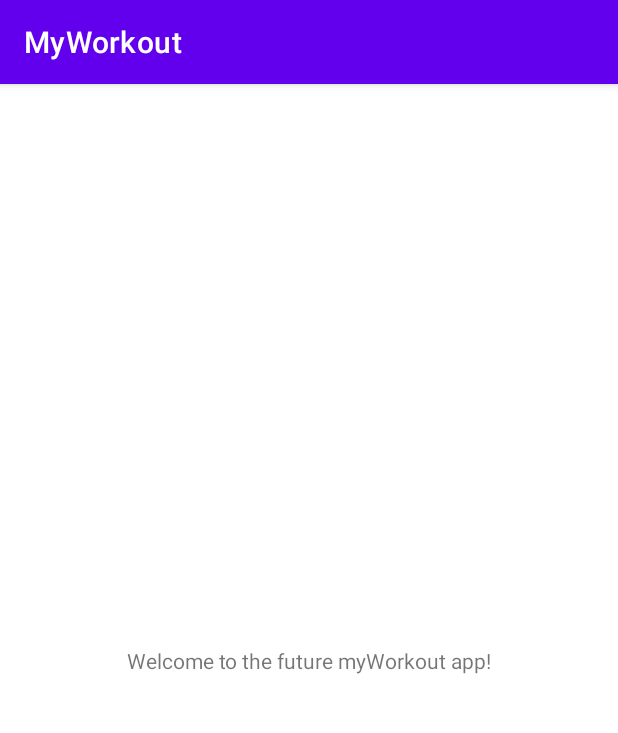
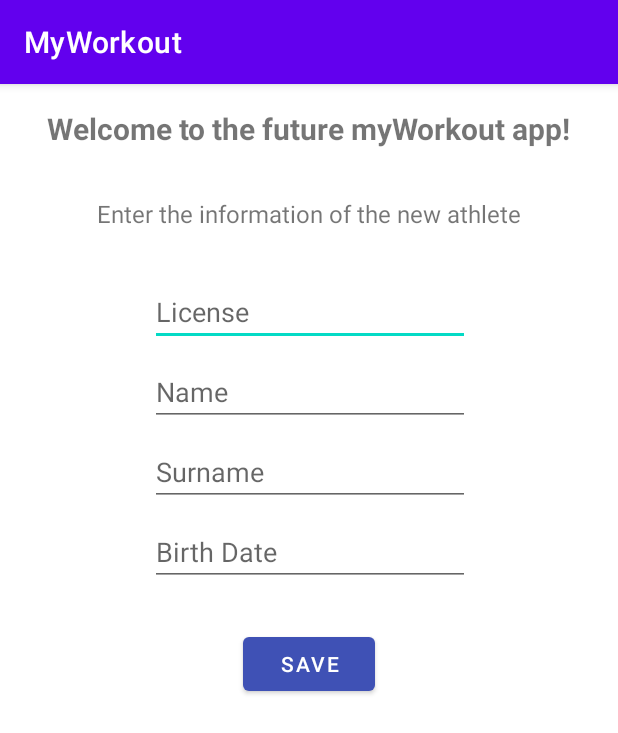
Before and after one commit to ivione93/myWorkout-app, an Android app: the screen it shows after launch (MainActivity), on a phone screen of 412 x 824 dp. Shown: the top 733 px of the screen. Run offline under Robolectric (Android 15) with nearby library versions, the phone set to English and light mode, and no system bars; our stand-ins replace Volley; network calls fail.

```diff
--- a/app/build.gradle
+++ b/app/build.gradle
@@ -33,6 +33,7 @@ dependencies {
     implementation 'androidx.appcompat:appcompat:1.1.0'
     implementation 'com.google.android.material:material:1.1.0'
     implementation 'androidx.constraintlayout:constraintlayout:1.1.3'
+    implementation 'com.android.volley:volley:1.2.0'
     testImplementation 'junit:junit:4.+'
     androidTestImplementation 'androidx.test.ext:junit:1.1.1'
     androidTestImplementation 'androidx.test.espresso:espresso-core:3.2.0'
--- a/app/src/main/AndroidManifest.xml
+++ b/app/src/main/AndroidManifest.xml
@@ -1,14 +1,16 @@
 <?xml version="1.0" encoding="utf-8"?>
 <manifest xmlns:android="http://schemas.android.com/apk/res/android"
     package="com.ivione.myworkout">
-
+    <uses-permission android:name="android.permission.INTERNET" />
+    <uses-permission android:name="android.permission.WRITE_INTERNAL_STORAGE" />
     <application
         android:allowBackup="true"
         android:icon="@drawable/myworkout"
         android:label="@string/app_name"
         android:roundIcon="@mipmap/ic_launcher_round"
         android:supportsRtl="true"
-        android:theme="@style/Theme.MyWorkout">
+        android:theme="@style/Theme.MyWorkout"
+        android:usesCleartextTraffic="true">
         <activity android:name=".MainActivity">
             <intent-filter>
                 <action android:name="android.intent.action.MAIN" />
--- a/app/src/main/java/com/ivione/myworkout/MainActivity.java
+++ b/app/src/main/java/com/ivione/myworkout/MainActivity.java
@@ -1,14 +1,78 @@
 package com.ivione.myworkout;
+
+import android.content.Intent;
+import android.os.Bundle;
+import android.widget.Button;
+import android.widget.EditText;
+import android.widget.TextView;
 
 import androidx.appcompat.app.AppCompatActivity;
 
-import android.os.Bundle;
+import com.android.volley.Request;
+import com.android.volley.RequestQueue;
+import com.android.volley.toolbox.JsonArrayRequest;
+import com.android.volley.toolbox.Volley;
+
+import org.json.JSONException;
+import org.json.JSONObject;
 
 public class MainActivity extends AppCompatActivity {
+
+    TextView textView2;
+    EditText licenseText, nameText, surnameText, birthDateInput;
+    Button saveButton;
+
+    RequestQueue requestQueue;
+    private static final String URL = "http://127.0.0.1:8080/workout/athlete/M1599/competition/all";
 
     @Override
     protected void onCreate(Bundle savedInstanceState) {
         super.onCreate(savedInstanceState);
         setContentView(R.layout.activity_main);
+
+        requestQueue = Volley.newRequestQueue(this);
+        textView2 = findViewById(R.id.textView2);
+        jsonArrayRequest();
+
+        licenseText = findViewById(R.id.licenseText);
+        nameText = findViewById(R.id.nameText);
+        surnameText = findViewById(R.id.surnameText);
+        birthDateInput = findViewById(R.id.birthDateInput);
+        saveButton = findViewById(R.id.saveButton);
+
+        saveButton.setOnClickListener(view -> {
+            String enviarCorreo = "ivgarciag@yahoo.es";
+            String enviarAsunto = "[MyWorkout] Prueba de envío";
+            String enviarMensaje = "Licencia: " + licenseText.getText().toString() +
+                    " Nombre: " + nameText.getText().toString() + " " + surnameText.getText().toString();
+
+            Intent intent = new Intent(Intent.ACTION_SEND);
+
+            intent.putExtra(Intent.EXTRA_EMAIL, new String[] {enviarCorreo});
+            intent.putExtra(Intent.EXTRA_SUBJECT, enviarAsunto);
+            intent.putExtra(Intent.EXTRA_TEXT, enviarMensaje);
+
+            intent.setType("message/rfc822");
+
+            startActivity(Intent.createChooser(intent, "Elije un cliente de correo"));
+        });
+    }
+
+    private void jsonArrayRequest() {
+        JsonArrayRequest json = new JsonArrayRequest(Request.Method.GET, URL, null, response -> {
+            int size = response.length();
+            for (int i=0; i<size; i++) {
+                try {
+                    JSONObject jsonObject = new JSONObject(response.get(i).toString());
+                    String licencia = jsonObject.getString("license");
+                    textView2.append("License: " + licencia + "/n");
+                } catch (JSONException e) {
+                    e.printStackTrace();
+                }
+            }
+        }, error -> {
+
+        });
+        requestQueue.add(json);
     }
 }
--- a/app/src/main/res/layout/activity_main.xml
+++ b/app/src/main/res/layout/activity_main.xml
@@ -7,12 +7,92 @@
     tools:context=".MainActivity">
 
     <TextView
+        android:id="@+id/textView"
         android:layout_width="wrap_content"
         android:layout_height="wrap_content"
+        android:layout_marginTop="16dp"
         android:text="Welcome to the future myWorkout app!"
-        app:layout_constraintBottom_toBottomOf="parent"
-        app:layout_constraintLeft_toLeftOf="parent"
-        app:layout_constraintRight_toRightOf="parent"
+        android:textSize="20dp"
+        android:textStyle="bold"
+        app:layout_constraintEnd_toEndOf="parent"
+        app:layout_constraintStart_toStartOf="parent"
         app:layout_constraintTop_toTopOf="parent" />
 
+    <TextView
+        android:id="@+id/textView2"
+        android:layout_width="wrap_content"
+        android:layout_height="wrap_content"
+        android:layout_marginTop="32dp"
+        android:text="Enter the information of the new athlete"
+        android:textSize="16dp"
+        app:layout_constraintEnd_toEndOf="parent"
+        app:layout_constraintStart_toStartOf="parent"
+        app:layout_constraintTop_toBottomOf="@+id/textView" />
+
+    <EditText
+        android:id="@+id/licenseText"
+        android:layout_width="wrap_content"
+        android:layout_height="wrap_content"
+        android:layout_marginTop="32dp"
+        android:ems="10"
+        android:hint="License"
+        android:inputType="textPersonName"
+        app:layout_constraintEnd_toEndOf="parent"
+        app:layout_constraintHorizontal_bias="0.502"
+        app:layout_constraintStart_toStartOf="parent"
+        app:layout_constraintTop_toBottomOf="@+id/textView2" />
+
+    <EditText
+        android:id="@+id/nameText"
+        android:layout_width="wrap_content"
+        android:layout_height="wrap_content"
+        android:layout_marginTop="8dp"
+        android:ems="10"
+        android:hint="Name"
+        android:inputType="textPersonName"
+        app:layout_constraintEnd_toEndOf="parent"
+        app:layout_constraintHorizontal_bias="0.502"
+        app:layout_constraintStart_toStartOf="parent"
+        app:layout_constraintTop_toBottomOf="@+id/licenseText" />
+
+    <EditText
+        android:id="@+id/surnameText"
+        android:layout_width="wrap_content"
+        android:layout_height="wrap_content"
+        android:layout_marginTop="8dp"
+        android:ems="10"
+        android:hint="Surname"
+        android:inputType="textPersonName"
+        app:layout_constraintEnd_toEndOf="parent"
+        app:layout_constraintHorizontal_bias="0.502"
+        app:layout_constraintStart_toStartOf="parent"
+        app:layout_constraintTop_toBottomOf="@+id/nameText" />
+
+    <EditText
+        android:id="@+id/birthDateInput"
+        android:layout_width="wrap_content"
+        android:layout_height="wrap_content"
+        android:layout_marginTop="8dp"
+        android:ems="10"
+        android:hint="Birth Date"
+        android:inputType="date"
+        app:layout_constraintEnd_toEndOf="parent"
+        app:layout_constraintHorizontal_bias="0.502"
+        app:layout_constraintStart_toStartOf="parent"
+        app:layout_constraintTop_toBottomOf="@+id/surnameText" />
+
+    <Button
+        android:id="@+id/saveButton"
+        android:layout_width="wrap_content"
+        android:layout_height="wrap_content"
+        android:layout_marginTop="28dp"
+        android:text="Save"
+        app:backgroundTint="#3F51B5"
+        app:layout_constraintEnd_toEndOf="parent"
+        app:layout_constraintHorizontal_bias="0.501"
+        app:layout_constraintStart_toStartOf="parent"
+        app:layout_constraintTop_toBottomOf="@+id/birthDateInput" />
+
+
+
 </androidx.constraintlayout.widget.ConstraintLayout>
```
